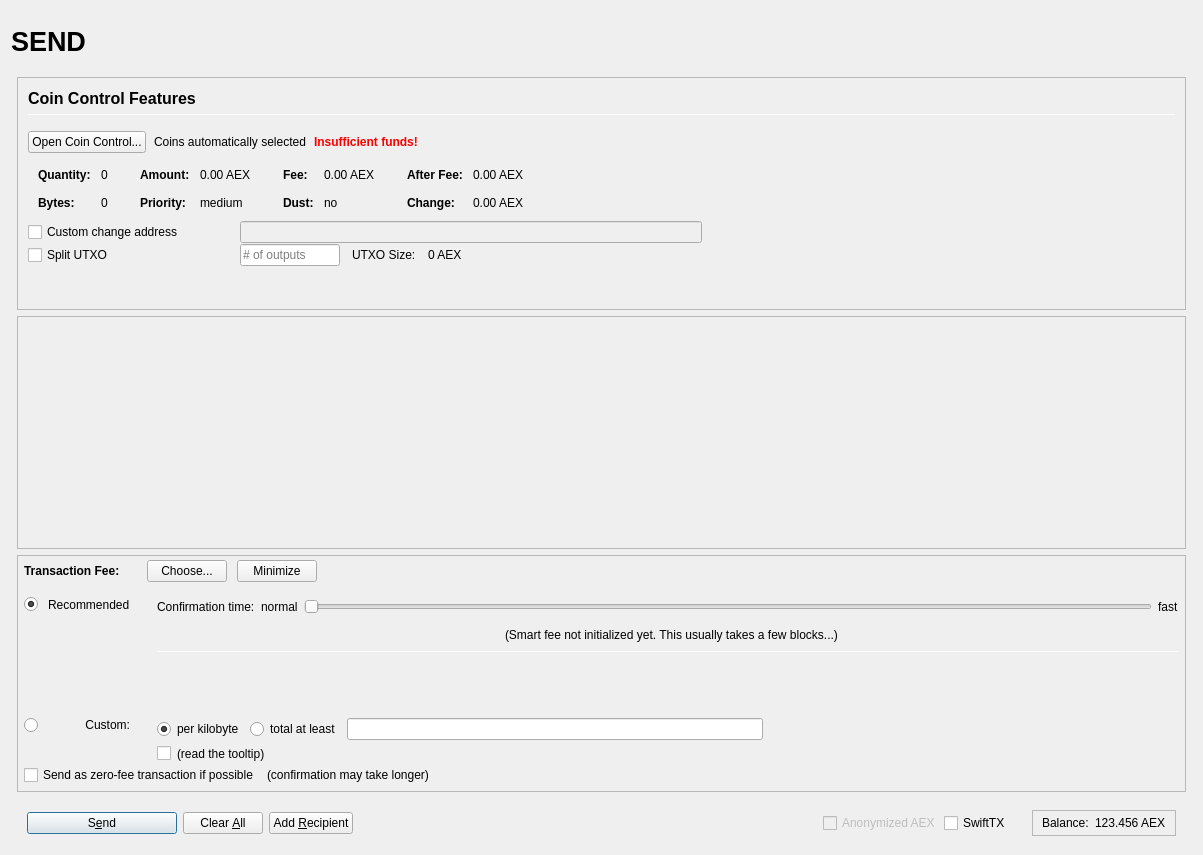
wealth-coin/AeriumX, file src/qt/forms/sendcoinsdialog.ui: the form before one commit.
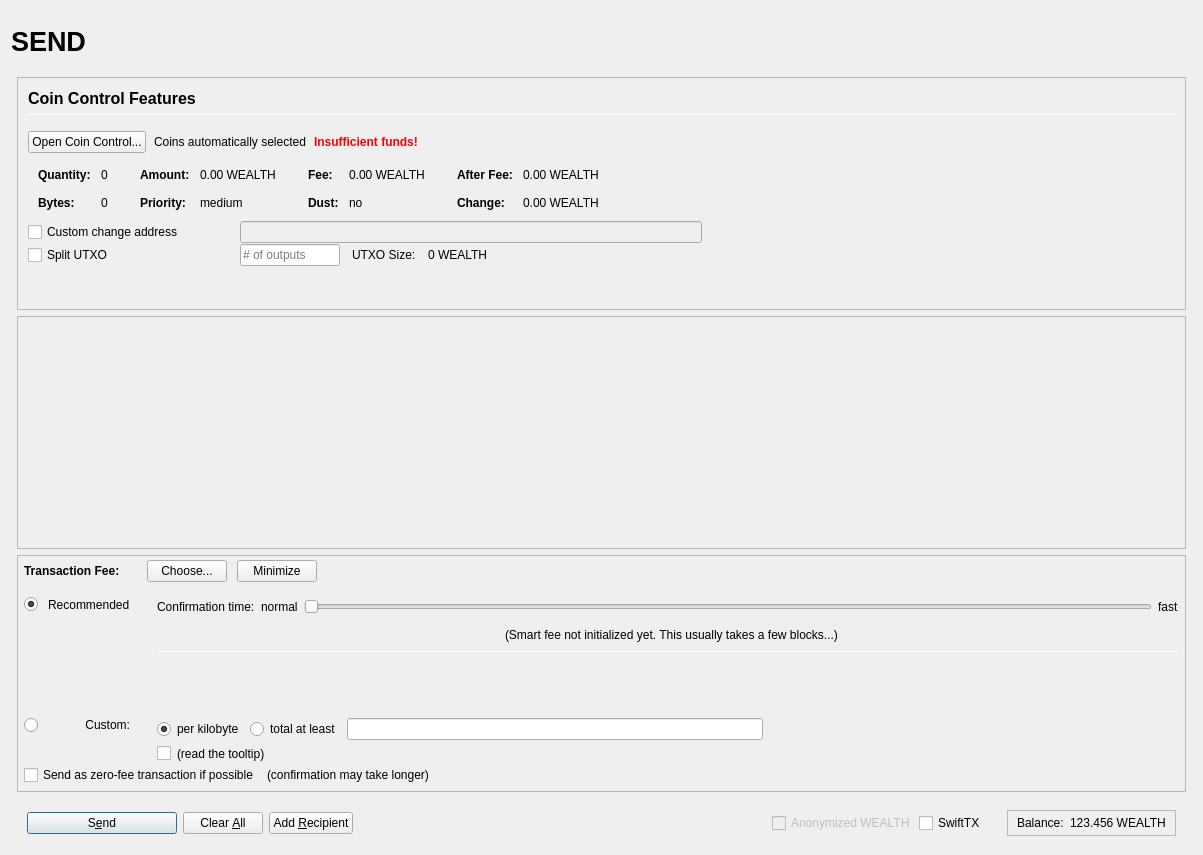
The form after the commit. Icons and pictures are not drawn. Custom widgets are drawn as their Qt base class.

Patch:
```diff
--- a/src/qt/forms/sendcoinsdialog.ui
+++ b/src/qt/forms/sendcoinsdialog.ui
@@ -490,7 +490,7 @@
                         <enum>Qt::ActionsContextMenu</enum>
                        </property>
                        <property name="text">
-                        <string notr="true">0.00 AEX</string>
+                        <string notr="true">0.00 WEALTH</string>
                        </property>
                        <property name="textInteractionFlags">
                         <set>Qt::LinksAccessibleByMouse|Qt::TextSelectableByKeyboard|Qt::TextSelectableByMouse</set>
@@ -570,7 +570,7 @@
                         <enum>Qt::ActionsContextMenu</enum>
                        </property>
                        <property name="text">
-                        <string notr="true">0.00 AEX</string>
+                        <string notr="true">0.00 WEALTH</string>
                        </property>
                        <property name="textInteractionFlags">
                         <set>Qt::LinksAccessibleByMouse|Qt::TextSelectableByKeyboard|Qt::TextSelectableByMouse</set>
@@ -650,7 +650,7 @@
                         <enum>Qt::ActionsContextMenu</enum>
                        </property>
                        <property name="text">
-                        <string notr="true">0.00 AEX</string>
+                        <string notr="true">0.00 WEALTH</string>
                        </property>
                        <property name="textInteractionFlags">
                         <set>Qt::LinksAccessibleByMouse|Qt::TextSelectableByKeyboard|Qt::TextSelectableByMouse</set>
@@ -679,7 +679,7 @@
                         <enum>Qt::ActionsContextMenu</enum>
                        </property>
                        <property name="text">
-                        <string notr="true">0.00 AEX</string>
+                        <string notr="true">0.00 WEALTH</string>
                        </property>
                        <property name="textInteractionFlags">
                         <set>Qt::LinksAccessibleByMouse|Qt::TextSelectableByKeyboard|Qt::TextSelectableByMouse</set>
@@ -846,7 +846,7 @@
                 <item>
                  <widget class="QLabel" name="labelBlockSize">
                   <property name="text">
-                   <string>0 AEX</string>
+                   <string>0 WEALTH</string>
                   </property>
                  </widget>
                 </item>
@@ -1738,7 +1738,7 @@
                <bool>false</bool>
               </property>
               <property name="text">
-               <string>Anonymized AEX</string>
+               <string>Anonymized WEALTH</string>
               </property>
              </widget>
             </item>
@@ -1794,7 +1794,7 @@
                     <cursorShape>IBeamCursor</cursorShape>
                    </property>
                    <property name="text">
-                    <string notr="true">123.456 AEX</string>
+                    <string notr="true">123.456 WEALTH</string>
                    </property>
                    <property name="textInteractionFlags">
                     <set>Qt::LinksAccessibleByMouse|Qt::TextSelectableByKeyboard|Qt::TextSelectableByMouse</set>
```
